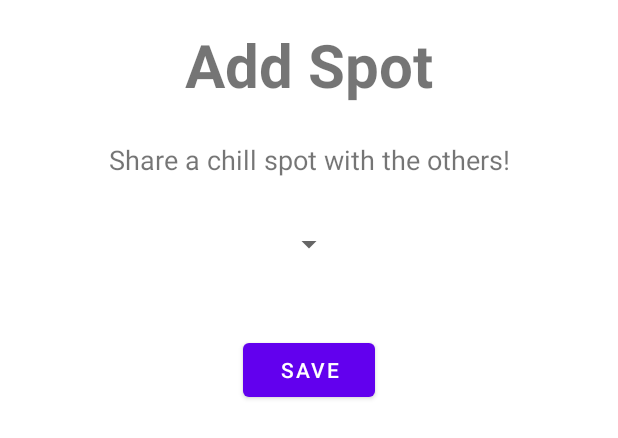
After one commit to Djimi02/HighSpots-Project, an Android app: the layout add_spot_dialog.xml on its own in the app's theme, with its tools: preview values and no code run, on a phone screen of 412 x 824 dp. The commit adds this screen. Shown: the top 438 px of the screen. Run offline under Robolectric (Android 15) with nearby library versions, the light colour scheme and no system bars.

Commit message:
added basic add spot dialog

```diff
--- /dev/null
+++ b/project/app/src/main/res/layout/add_spot_dialog.xml
@@ -0,0 +1,68 @@
+<?xml version="1.0" encoding="utf-8"?>
+<ScrollView xmlns:android="http://schemas.android.com/apk/res/android"
+    xmlns:app="http://schemas.android.com/apk/res-auto"
+    xmlns:tools="http://schemas.android.com/tools"
+    android:layout_width="match_parent"
+    android:layout_height="match_parent">
+
+    <androidx.constraintlayout.widget.ConstraintLayout
+        android:layout_width="match_parent"
+        android:layout_height="match_parent" >
+
+        <TextView
+            android:id="@+id/addSpotDialogTitleTV"
+            android:layout_width="wrap_content"
+            android:layout_height="wrap_content"
+            android:layout_marginTop="16dp"
+            android:text="Add Spot"
+            android:textSize="40dp"
+            android:textStyle="bold"
+            app:layout_constraintEnd_toEndOf="parent"
+            app:layout_constraintStart_toStartOf="parent"
+            app:layout_constraintTop_toTopOf="parent" />
+
+        <TextView
+            android:id="@+id/addSpotDialogSubTitleTV"
+            android:layout_width="wrap_content"
+            android:layout_height="wrap_content"
+            android:layout_marginTop="24dp"
+            android:text="Share a chill spot with the others!"
+            android:textSize="18sp"
+            app:layout_constraintEnd_toEndOf="@+id/addSpotDialogTitleTV"
+            app:layout_constraintStart_toStartOf="@+id/addSpotDialogTitleTV"
+            app:layout_constraintTop_toBottomOf="@+id/addSpotDialogTitleTV" />
+
+        <Spinner
+            android:id="@+id/addSpotDialogLocationSpinner"
+            android:layout_width="wrap_content"
+            android:layout_height="wrap_content"
+            android:layout_marginTop="32dp"
+            app:layout_constraintEnd_toEndOf="parent"
+            app:layout_constraintStart_toStartOf="parent"
+            app:layout_constraintTop_toBottomOf="@+id/addSpotDialogSubTitleTV" />
+
+        <GridLayout
+            android:id="@+id/addSpotDialogGridLayout"
+            android:layout_width="match_parent"
+            android:layout_height="match_parent"
+            android:layout_marginTop="32dp"
+            app:layout_constraintEnd_toEndOf="parent"
+            android:layout_marginEnd="10dp"
+            app:layout_constraintTop_toBottomOf="@id/addSpotDialogLocationSpinner" />
+
+        <Button
+            android:id="@+id/addSpotSaveBTN"
+            android:layout_width="wrap_content"
+            android:layout_height="wrap_content"
+            android:layout_marginTop="16dp"
+            android:layout_marginBottom="32dp"
+            android:text="Save"
+            app:layout_constraintBottom_toBottomOf="parent"
+            app:layout_constraintEnd_toEndOf="parent"
+            app:layout_constraintStart_toStartOf="parent"
+            app:layout_constraintTop_toBottomOf="@id/addSpotDialogGridLayout" />
+
+    </androidx.constraintlayout.widget.ConstraintLayout>
+
+
+</ScrollView>
--- a/project/app/src/main/res/values/strings.xml
+++ b/project/app/src/main/res/values/strings.xml
@@ -16,4 +16,9 @@
     <string name="title_home">Home</string>
     <string name="title_dashboard">Dashboard</string>
     <string name="title_notifications">Notifications</string>
+
+    <string-array name="location_options">
+        <item>Get Current Location</item>
+        <item>Choose Location On The Map</item>
+    </string-array>
 </resources>
```
Also changed, not shown: project/app/src/main/java/com/example/highspots/MapsActivity.java (+72 -15 lines).
